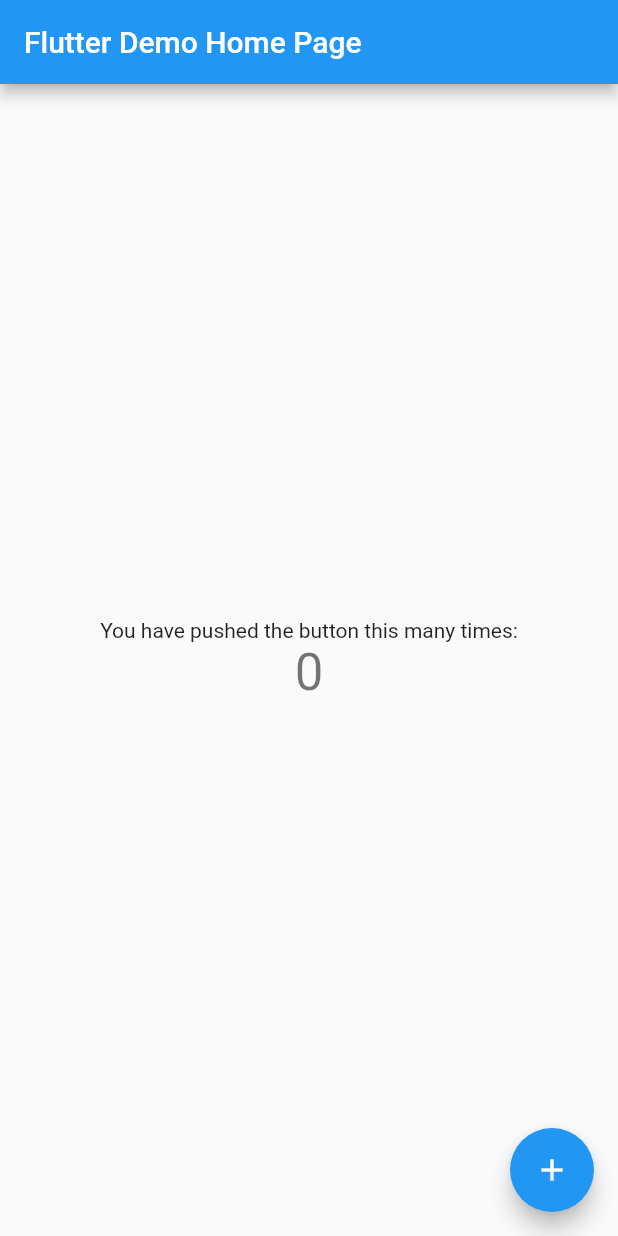
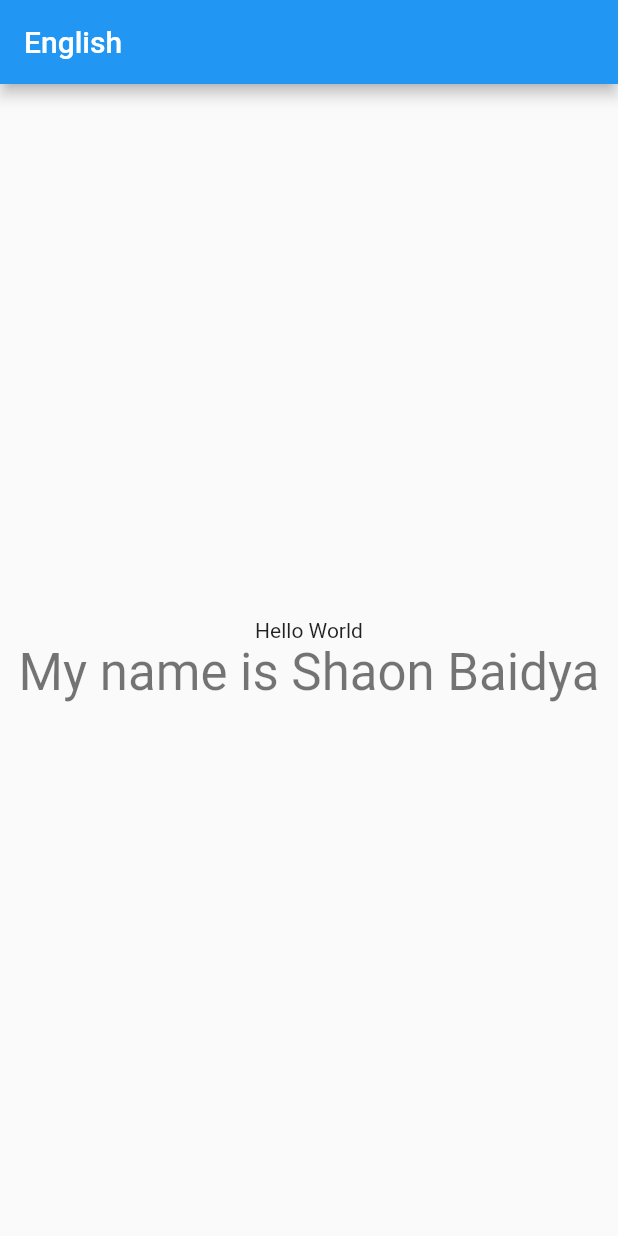
Before and after one commit to kenkaneki0625/flutter_boilerplate1, a Flutter app: the screen it shows after launch, on a phone screen of 412 x 824 dp. Run offline on Flutter 3.47's test engine with Material 2 defaults, Android fonts, the phone set to English and light mode, and no system bars; generated files the repository leaves out were written again.

Commit message:
language setup

```diff
--- a/analysis_options.yaml
+++ b/analysis_options.yaml
@@ -112,10 +112,11 @@
     # http://dart-lang.github.io/linter/lints/avoid_classes_with_only_static_members.html
     - avoid_classes_with_only_static_members
 
+    # I commented this rule since dynamic calls are required for multi-lang support
     # Never accidentally use dynamic invocations, as it makes type error very hard to find
     # Dart SDK: unreleased • (Linter v1.0)
     # https://dart-lang.github.io/linter/lints/avoid_dynamic_calls.html
-    - avoid_dynamic_calls
+    # - avoid_dynamic_calls
 
     # Since all dart code may be compiled to JS this should be considered.
     # Disable it manually when you're explicitly not targeting web
--- /dev/null
+++ b/lib/l10n/app_en.arb
@@ -0,0 +1,22 @@
+{
+  "language" : "English",
+  "@language" : {
+    "description": "The current language"
+  },
+  "helloWorld" : "Hello World",
+  "@helloWorld" : {
+    "description": "Greeting"
+  },
+  "name" : "My name is {username} {surname}",
+  "@name": {
+    "description" : "name of user",
+    "placeholders" : {
+      "username" : {
+        "type" : "String"
+      },
+      "surname" : {
+        "type" : "String"
+      }
+    }
+  }
+}
--- /dev/null
+++ b/lib/l10n/app_ja.arb
@@ -0,0 +1,5 @@
+{
+  "language" : "日本語",
+  "helloWorld" : "こんにちは世界",
+  "name" : "私の名前は {username} {surname} です"
+}
--- /dev/null
+++ b/lib/l10n/l10n.dart
@@ -0,0 +1,5 @@
+import 'package:flutter/material.dart';
+
+class L10n {
+  static final all = [const Locale('en'), const Locale('ja')];
+}
--- a/lib/main.dart
+++ b/lib/main.dart
@@ -1,4 +1,7 @@
 import 'package:flutter/material.dart';
+import 'package:flutter_boilerplate1/l10n/l10n.dart';
+import 'package:flutter_gen/gen_l10n/app_localizations.dart';
+import 'package:flutter_localizations/flutter_localizations.dart';
 
 void main() {
   runApp(const MyApp());
@@ -7,39 +10,28 @@
 class MyApp extends StatelessWidget {
   const MyApp({Key? key}) : super(key: key);
 
-  // This widget is the root of your application.
   @override
   Widget build(BuildContext context) {
     return MaterialApp(
+      debugShowCheckedModeBanner: false,
       title: 'Flutter Demo',
       theme: ThemeData(
-        // This is the theme of your application.
-        //
-        // Try running your application with "flutter run". You'll see the
-        // application has a blue toolbar. Then, without quitting the app, try
-        // changing the primarySwatch below to Colors.green and then invoke
-        // "hot reload" (press "r" in the console where you ran "flutter run",
-        // or simply save your changes to "hot reload" in a Flutter IDE).
-        // Notice that the counter didn't reset back to zero; the application
-        // is not restarted.
         primarySwatch: Colors.blue,
       ),
-      home: const MyHomePage(title: 'Flutter Demo Home Page'),
+      supportedLocales: AppLocalizations.supportedLocales,
+      localizationsDelegates: [
+        AppLocalizations.delegate,
+        GlobalMaterialLocalizations.delegate,
+        GlobalCupertinoLocalizations.delegate,
+        GlobalWidgetsLocalizations.delegate
+      ],
+      home: const MyHomePage(title: 'Flutter Boilerplate'),
     );
   }
 }
 
 class MyHomePage extends StatefulWidget {
   const MyHomePage({Key? key, required this.title}) : super(key: key);
-
-  // This widget is the home page of your application. It is stateful, meaning
-  // that it has a State object (defined below) that contains fields that affect
-  // how it looks.
-
-  // This class is the configuration for the state. It holds the values (in this
-  // case the title) provided by the parent (in this case the App widget) and
-  // used by the build method of the State. Fields in a Widget subclass are
-  // always marked "final".
 
   final String title;
 
@@ -48,68 +40,27 @@
 }
 
 class _MyHomePageState extends State<MyHomePage> {
-  int _counter = 0;
-
-  void _incrementCounter() {
-    setState(() {
-      // This call to setState tells the Flutter framework that something has
-      // changed in this State, which causes it to rerun the build method below
-      // so that the display can reflect the updated values. If we changed
-      // _counter without calling setState(), then the build method would not be
-      // called again, and so nothing would appear to happen.
-      _counter++;
-    });
-  }
 
   @override
   Widget build(BuildContext context) {
-    // This method is rerun every time setState is called, for instance as done
-    // by the _incrementCounter method above.
-    //
-    // The Flutter framework has been optimized to make rerunning build methods
-    // fast, so that you can just rebuild anything that needs updating rather
-    // than having to individually change instances of widgets.
     return Scaffold(
       appBar: AppBar(
-        // Here we take the value from the MyHomePage object that was created by
-        // the App.build method, and use it to set our appbar title.
-        title: Text(widget.title),
+        title: Text(AppLocalizations.of(context).language),
       ),
       body: Center(
-        // Center is a layout widget. It takes a single child and positions it
-        // in the middle of the parent.
         child: Column(
-          // Column is also a layout widget. It takes a list of children and
-          // arranges them vertically. By default, it sizes itself to fit its
-          // children horizontally, and tries to be as tall as its parent.
-          //
-          // Invoke "debug painting" (press "p" in the console, choose the
-          // "Toggle Debug Paint" action from the Flutter Inspector in Android
-          // Studio, or the "Toggle Debug Paint" command in Visual Studio Code)
-          // to see the wireframe for each widget.
-          //
-          // Column has various properties to control how it sizes itself and
-          // how it positions its children. Here we use mainAxisAlignment to
-          // center the children vertically; the main axis here is the vertical
-          // axis because Columns are vertical (the cross axis would be
-          // horizontal).
           mainAxisAlignment: MainAxisAlignment.center,
           children: <Widget>[
-            const Text(
-              'You have pushed the button this many times:',
+            Text(
+              AppLocalizations.of(context).helloWorld,
             ),
             Text(
-              '$_counter',
+              AppLocalizations.of(context).name('Shaon', 'Baidya'),
               style: Theme.of(context).textTheme.headline4,
             ),
           ],
         ),
       ),
-      floatingActionButton: FloatingActionButton(
-        onPressed: _incrementCounter,
-        tooltip: 'Increment',
-        child: const Icon(Icons.add),
-      ), // This trailing comma makes auto-formatting nicer for build methods.
     );
   }
 }
```
Also changed, not shown: pubspec.yaml (+6 -1 lines), pubspec.lock, 3 other files.
